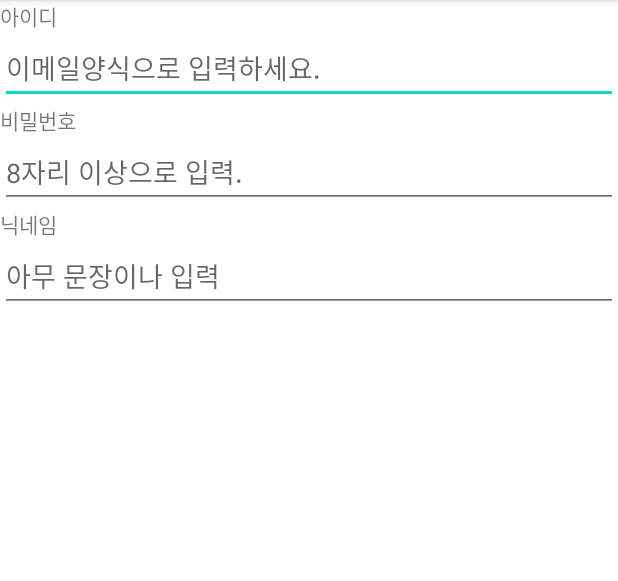
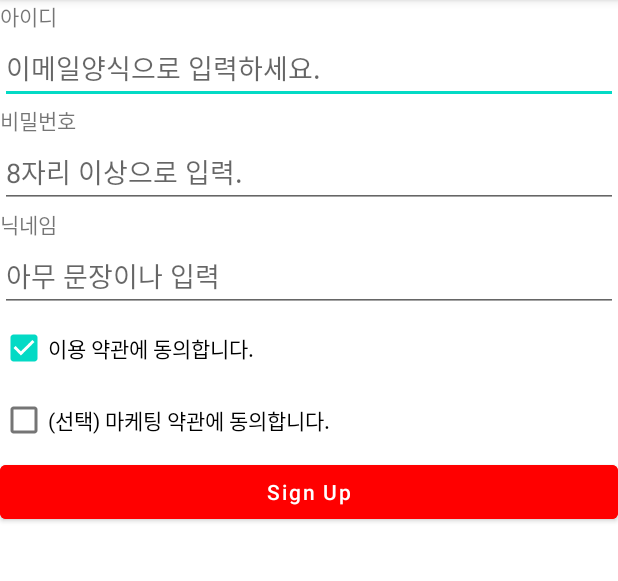
Before and after one commit to LIM-BAEK-SAN/limbs_20220516, an Android app: the screen it shows after launch (MainActivity), on a phone screen of 412 x 824 dp, the part 84-665 px from its top. Run offline under Robolectric (Android 15) with nearby library versions, the phone set to English and light mode, and no system bars.

Commit message:
버튼 / 체크박스 체험

```diff
--- a/app/src/main/res/layout/activity_main.xml
+++ b/app/src/main/res/layout/activity_main.xml
@@ -42,4 +42,21 @@
         android:hint="아무 문장이나 입력"
         android:imeOptions="actionSearch"
         android:singleLine="true"/>
+    <CheckBox
+        android:layout_width="wrap_content"
+        android:layout_height="wrap_content"
+        android:checked="true"
+        android:text="이용 약관에 동의합니다."/>
+
+    <CheckBox
+        android:layout_width="wrap_content"
+        android:layout_height="wrap_content"
+        android:text="(선택) 마케팅 약관에 동의합니다."/>
+
+    <Button
+        android:layout_width="match_parent"
+        android:layout_height="wrap_content"
+        android:text="Sign Up"
+        android:textAllCaps="false"
+        android:backgroundTint="#FF0000"/>
 </LinearLayout>
```
